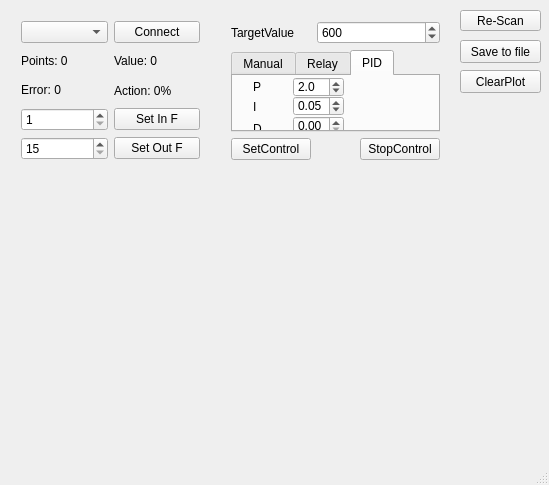
Before: the Qt Designer form mainwindow.ui in petukhovtd/control_stm32_usb_cdc, drawn with Qt 5.
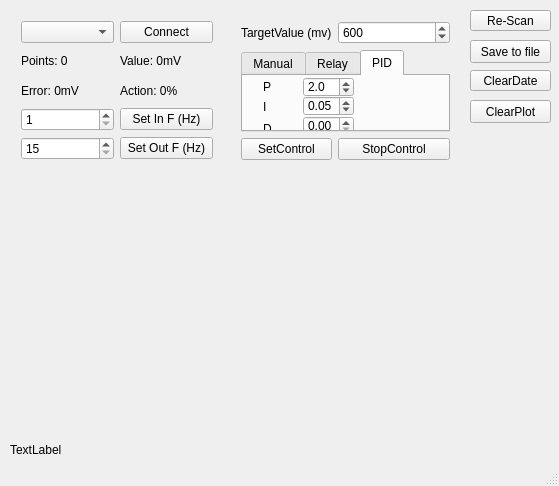
After: the same form once the commit is applied. Custom widgets are drawn as their Qt base class.

Commit message: 2018-12-19 fix regular expression add clear date add calculate freq

Diff of the .ui file:
```diff
--- a/mainwindow.ui
+++ b/mainwindow.ui
@@ -6,8 +6,8 @@
    <rect>
     <x>0</x>
     <y>0</y>
-    <width>549</width>
-    <height>485</height>
+    <width>559</width>
+    <height>486</height>
    </rect>
   </property>
   <property name="sizePolicy">
@@ -25,7 +25,7 @@
      <rect>
       <x>10</x>
       <y>10</y>
-      <width>201</width>
+      <width>214</width>
       <height>161</height>
      </rect>
     </property>
@@ -43,28 +43,28 @@
      <item row="7" column="1">
       <widget class="QPushButton" name="SetInFButton">
        <property name="text">
-        <string>Set In F</string>
+        <string>Set In F (Hz)</string>
        </property>
       </widget>
      </item>
      <item row="9" column="1">
       <widget class="QPushButton" name="SetOutFButton">
        <property name="text">
-        <string>Set Out F</string>
+        <string>Set Out F (Hz)</string>
        </property>
       </widget>
      </item>
      <item row="3" column="0">
       <widget class="QLabel" name="ErrorLabel">
        <property name="text">
-        <string>&lt;html&gt;&lt;head/&gt;&lt;body&gt;&lt;p&gt;Error: 0</string>
+        <string>Error: 0mV</string>
        </property>
       </widget>
      </item>
      <item row="2" column="1">
       <widget class="QLabel" name="InValueLabel">
        <property name="text">
-        <string>Value: 0</string>
+        <string>Value: 0mV</string>
        </property>
        <property name="alignment">
         <set>Qt::AlignLeading|Qt::AlignLeft|Qt::AlignVCenter</set>
@@ -118,7 +118,7 @@
      <rect>
       <x>10</x>
       <y>180</y>
-      <width>531</width>
+      <width>541</width>
       <height>251</height>
      </rect>
     </property>
@@ -141,8 +141,8 @@
    <widget class="QPushButton" name="PlotClearButton">
     <property name="geometry">
      <rect>
-      <x>460</x>
-      <y>70</y>
+      <x>470</x>
+      <y>100</y>
       <width>81</width>
       <height>23</height>
      </rect>
@@ -154,7 +154,7 @@
    <widget class="QPushButton" name="SaveDateButton">
     <property name="geometry">
      <rect>
-      <x>460</x>
+      <x>470</x>
       <y>40</y>
       <width>81</width>
       <height>23</height>
@@ -167,7 +167,7 @@
    <widget class="QWidget" name="layoutWidget">
     <property name="geometry">
      <rect>
-      <x>220</x>
+      <x>230</x>
       <y>10</y>
       <width>231</width>
       <height>161</height>
@@ -177,7 +177,7 @@
      <item row="0" column="0">
       <widget class="QLabel" name="label_2">
        <property name="text">
-        <string>TargetValue</string>
+        <string>TargetValue (mv)</string>
        </property>
       </widget>
      </item>
@@ -355,13 +355,6 @@
        </widget>
       </widget>
      </item>
-     <item row="2" column="2">
-      <widget class="QPushButton" name="StopControlButton">
-       <property name="text">
-        <string>StopControl</string>
-       </property>
-      </widget>
-     </item>
      <item row="2" column="0">
       <widget class="QPushButton" name="StartUpdateControlButton">
        <property name="text">
@@ -369,12 +362,19 @@
        </property>
       </widget>
      </item>
+     <item row="2" column="1" colspan="2">
+      <widget class="QPushButton" name="StopControlButton">
+       <property name="text">
+        <string>StopControl</string>
+       </property>
+      </widget>
+     </item>
     </layout>
    </widget>
    <widget class="QPushButton" name="ReScanPortButton">
     <property name="geometry">
      <rect>
-      <x>460</x>
+      <x>470</x>
       <y>10</y>
       <width>81</width>
       <height>21</height>
@@ -384,6 +384,32 @@
      <string>Re-Scan</string>
     </property>
    </widget>
+   <widget class="QLabel" name="FrealLabel">
+    <property name="geometry">
+     <rect>
+      <x>10</x>
+      <y>440</y>
+      <width>531</width>
+      <height>20</height>
+     </rect>
+    </property>
+    <property name="text">
+     <string>TextLabel</string>
+    </property>
+   </widget>
+   <widget class="QPushButton" name="ClearDateButton">
+    <property name="geometry">
+     <rect>
+      <x>470</x>
+      <y>70</y>
+      <width>81</width>
+      <height>21</height>
+     </rect>
+    </property>
+    <property name="text">
+     <string>ClearDate</string>
+    </property>
+   </widget>
   </widget>
   <widget class="QStatusBar" name="statusBar">
    <property name="sizeGripEnabled">
```
Left out of the diff: 2 changed lines with no effect on the pictures. The commit also changes 6 other files.
